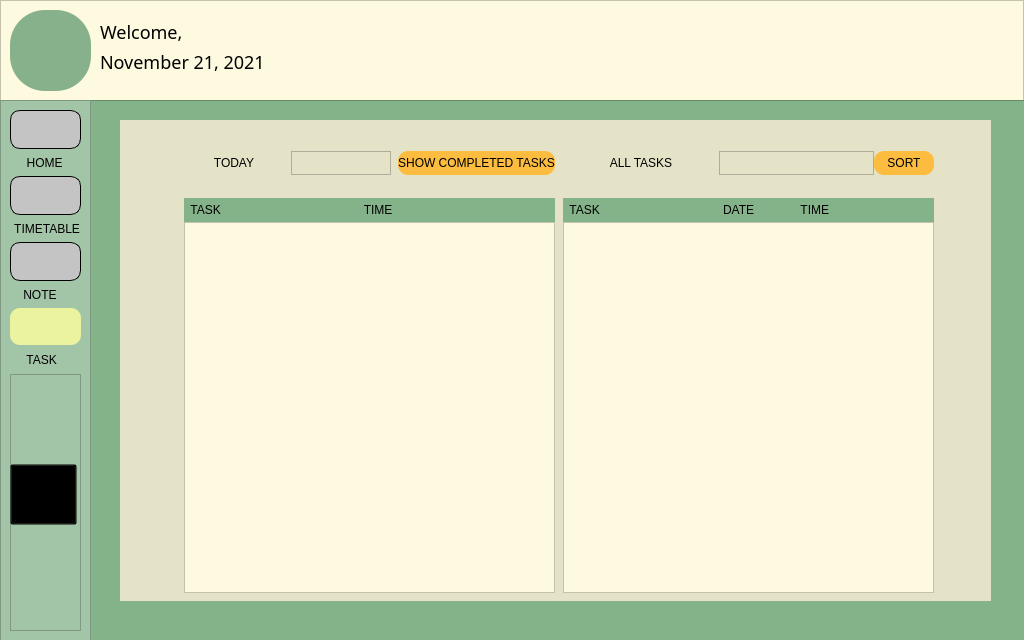
Before: the Qt Designer form task_window.ui in The-name-FPGN-is-already-taken/NoteMe, drawn with Qt 5.
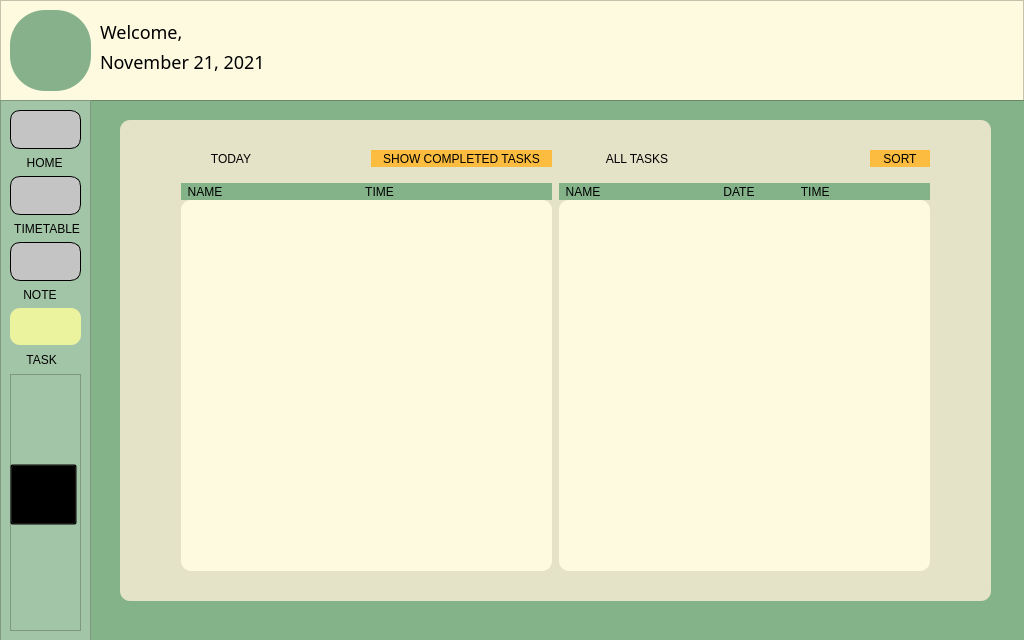
After: the same form once the commit is applied. Icons and pictures are not drawn.

```diff
--- a/task_window.ui
+++ b/task_window.ui
@@ -207,7 +207,7 @@
       </rect>
      </property>
      <property name="styleSheet">
-      <string notr="true">
+      <string notr="true">border-radius: 10px;
 
 background: #E4E2C7;
 </string>
@@ -237,10 +237,10 @@
      <widget class="QWidget" name="layoutWidget">
       <property name="geometry">
        <rect>
-        <x>62</x>
-        <y>31</y>
-        <width>755</width>
-        <height>442</height>
+        <x>60</x>
+        <y>30</y>
+        <width>751</width>
+        <height>421</height>
        </rect>
       </property>
       <layout class="QHBoxLayout" name="horizontalLayout_4">
@@ -252,7 +252,7 @@
          <item>
           <layout class="QHBoxLayout" name="horizontalLayout_2">
            <property name="spacing">
-            <number>7</number>
+            <number>90</number>
            </property>
            <item>
             <widget class="QLabel" name="Today_Label">
@@ -265,7 +265,7 @@
              <property name="maximumSize">
               <size>
                <width>100</width>
-               <height>20</height>
+               <height>28</height>
               </size>
              </property>
              <property name="styleSheet">
@@ -279,16 +279,6 @@
              </property>
             </widget>
            </item>
-           <item>
-            <widget class="QFrame" name="frame_3">
-             <property name="frameShape">
-              <enum>QFrame::StyledPanel</enum>
-             </property>
-             <property name="frameShadow">
-              <enum>QFrame::Raised</enum>
-             </property>
-            </widget>
-           </item>
            <item>
             <widget class="QPushButton" name="showButton">
              <property name="maximumSize">
@@ -322,18 +312,9 @@
           </layout>
          </item>
          <item>
-          <widget class="QFrame" name="frame_7">
-           <property name="styleSheet">
-            <string notr="true">width: 763px;
-height: 456px;
-left: 60px;
-top: 30px;
-
-background: #E4E2C7;
-</string>
-           </property>
+          <widget class="QFrame" name="frame_3">
            <property name="frameShape">
-            <enum>QFrame::NoFrame</enum>
+            <enum>QFrame::StyledPanel</enum>
            </property>
            <property name="frameShadow">
             <enum>QFrame::Raised</enum>
@@ -362,7 +343,7 @@
             <string notr="true">background: #84B289;</string>
            </property>
            <property name="text">
-            <string>  TASK                                           TIME</string>
+            <string>  NAME                                           TIME</string>
            </property>
           </widget>
          </item>
@@ -493,7 +474,7 @@
             <string notr="true">background: #84B289;</string>
            </property>
            <property name="text">
-            <string>  TASK                                     DATE              TIME</string>
+            <string>  NAME                                     DATE              TIME</string>
            </property>
           </widget>
          </item>
```
Left out of the diff: 18 changed lines with no effect on the pictures.
